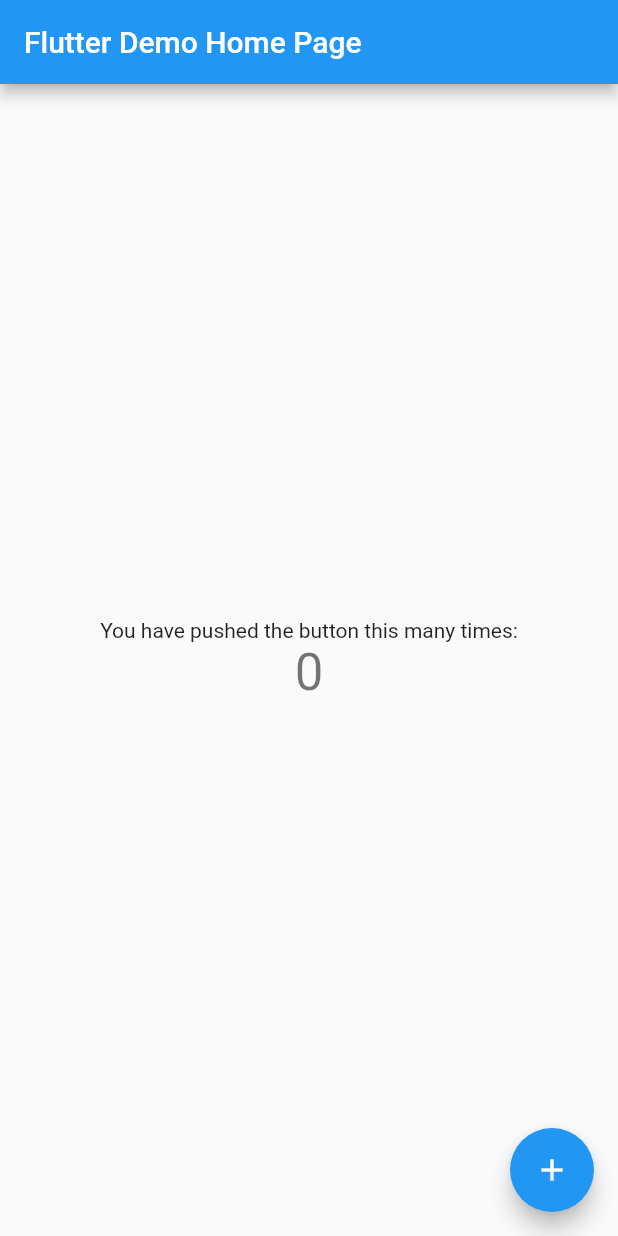
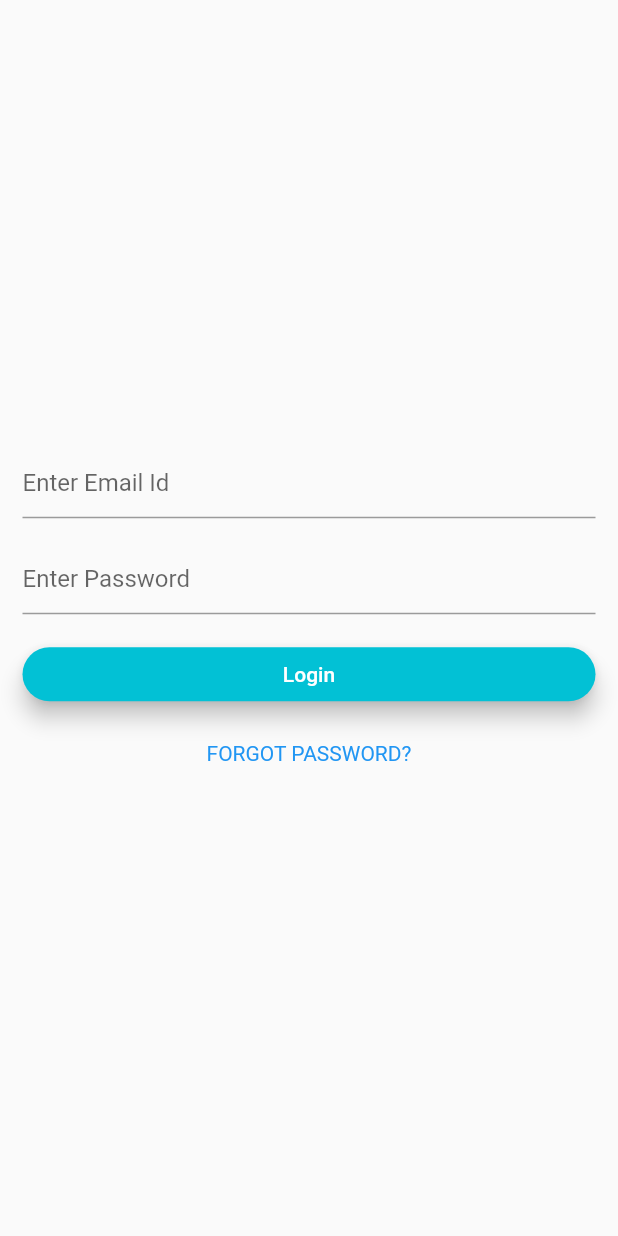
Before and after one commit to ayushAB/todo_app, a Flutter app: the screen it shows after launch, on a phone screen of 412 x 824 dp. Run offline on Flutter 3.47's test engine with Material 2 defaults, Android fonts, the phone set to English and light mode, and no system bars; our stand-ins replace bloc, flutter_bloc, flutter_dotenv, hydrated_bloc.

Commit message:
folder structure and login page

```diff
--- /dev/null
+++ b/lib/bloc/auth_cubit/auth_cubit.dart
@@ -0,0 +1,64 @@
+import 'dart:convert';
+
+import 'package:bloc/bloc.dart';
+import 'package:hydrated_bloc/hydrated_bloc.dart';
+import 'package:meta/meta.dart';
+import 'package:todo_app/data/models/login_response.dart';
+import 'package:todo_app/data/repository/auth_repository.dart';
+
+part 'auth_state.dart';
+
+class AuthCubit extends Cubit<AuthState> with HydratedMixin {
+  final AuthRepository authRepository;
+  AuthCubit(
+    this.authRepository,
+  ) : super(LoginInit());
+
+  void login(String username, String password) {
+    if (username.isEmpty || password.isEmpty) {
+      emit(LoginError());
+      return;
+    }
+    emit(LogingIn());
+    authRepository.login(username, password).then((value) => {
+          if (value != null)
+            {emit(LoggedIn(isLoggedIn: true, loginResponse: value))}
+          else
+            {emit(LoginError())}
+        });
+  }
+
+  void logout() {
+    emit(LoggedOut(
+        isLoggedIn: false,
+        loginResponse: LoginResponse(
+            accessToken: '', expiresIn: 0, refreshToken: '', tokenType: '')));
+  }
+
+  void resetPassword(String email) {
+    if (email.isEmpty) {
+      emit(ResetPasswordError());
+      return;
+    }
+    authRepository.resetPassword(email).then((value) => {
+          if (value != null)
+            {emit(PasswordResetDone())}
+          else
+            {emit(ResetPasswordError())}
+        });
+  }
+
+  @override
+  AuthState? fromJson(Map<String, dynamic> json) {
+    return LoggedIn.fromMap(json);
+  }
+
+  @override
+  Map<String, dynamic>? toJson(AuthState state) {
+    if (state is LoggedIn) {
+      return state.toMap();
+    }
+
+    return null;
+  }
+}
--- /dev/null
+++ b/lib/bloc/auth_cubit/auth_state.dart
@@ -0,0 +1,77 @@
+part of 'auth_cubit.dart';
+
+@immutable
+abstract class AuthState {}
+
+class LoginInit extends AuthState {}
+
+class LogingIn extends AuthState {}
+
+class AlreadyLoggedIn extends AuthState {}
+
+class LoggedIn extends AuthState {
+  final LoginResponse loginResponse;
+  final bool isLoggedIn;
+  LoggedIn({
+    required this.isLoggedIn,
+    required this.loginResponse,
+  });
+
+  factory LoggedIn.fromMap(Map<String, dynamic> map) {
+    return LoggedIn(
+      isLoggedIn: map['is_logged_in'],
+      loginResponse: LoginResponse.fromJson(map),
+    );
+  }
+
+  Map<String, dynamic> toMap() {
+    return {
+      'is_logged_in': isLoggedIn,
+      'token_type': loginResponse.tokenType,
+      'expires_in': loginResponse.expiresIn,
+      'access_token': loginResponse.accessToken,
+      'refresh_token': loginResponse.refreshToken,
+    };
+  }
+
+  String toJson() => json.encode(toMap());
+
+  factory LoggedIn.fromJson(String source) =>
+      LoggedIn.fromMap(json.decode(source));
+}
+
+class LoginError extends AuthState {}
+
+class ResetPasswordInit extends AuthState {}
+
+class PasswordResetDone extends AuthState {}
+
+class ResetPasswordError extends AuthState {}
+
+class LoggedOut extends AuthState {
+  final LoginResponse loginResponse;
+  final bool isLoggedIn;
+
+  LoggedOut({required this.loginResponse, required this.isLoggedIn});
+  factory LoggedOut.fromMap(Map<String, dynamic> map) {
+    return LoggedOut(
+      isLoggedIn: map['is_logged_in'],
+      loginResponse: LoginResponse.fromJson(map),
+    );
+  }
+
+  Map<String, dynamic> toMap() {
+    return {
+      'is_logged_in': isLoggedIn,
+      'token_type': loginResponse.tokenType,
+      'expires_in': loginResponse.expiresIn,
+      'access_token': loginResponse.accessToken,
+      'refresh_token': loginResponse.refreshToken,
+    };
+  }
+
+  String toJson() => json.encode(toMap());
+
+  factory LoggedOut.fromJson(String source) =>
+      LoggedOut.fromMap(json.decode(source));
+}
--- /dev/null
+++ b/lib/constants/styles.dart
@@ -0,0 +1,16 @@
+import 'package:flutter/material.dart';
+
+import '../config.dart';
+
+class AppStyle {
+  static ButtonStyle AppButtonStyle() {
+    return ButtonStyle(
+        elevation: MaterialStateProperty.all<double>(6.0),
+        backgroundColor:
+            MaterialStateProperty.all<Color>(AppColors().mainColor(1.0)),
+        shape: MaterialStateProperty.all<RoundedRectangleBorder>(
+            RoundedRectangleBorder(
+          borderRadius: BorderRadius.circular(18.0),
+        )));
+  }
+}
--- /dev/null
+++ b/lib/data/models/login_response.dart
@@ -0,0 +1,31 @@
+import 'dart:convert';
+
+class LoginResponse {
+  late String tokenType;
+  late String accessToken;
+  late int expiresIn;
+  late String refreshToken;
+  LoginResponse({
+    required this.tokenType,
+    required this.accessToken,
+    required this.refreshToken,
+    required this.expiresIn,
+  });
+  Map<String, dynamic> toMap() {
+    return {
+      'token_type': tokenType,
+      'expires_in': expiresIn,
+      'access_token': accessToken,
+      'refresh_token': refreshToken,
+    };
+  }
+
+  LoginResponse.fromJson(Map<String, dynamic> json) {
+    tokenType = json['token_type'];
+    expiresIn = json['expires_in'];
+    accessToken = json['access_token'];
+    refreshToken = json['refresh_token'];
+  }
+
+  String toJson() => json.encode(toMap());
+}
--- /dev/null
+++ b/lib/data/network/auth_service.dart
@@ -0,0 +1,48 @@
+import 'dart:convert';
+import 'dart:io';
+import 'package:flutter_dotenv/flutter_dotenv.dart';
+import 'package:http/http.dart';
+import 'package:todo_app/data/models/login_response.dart';
+
+//Will Handle
+class LoginService {
+  late String? baseUrl;
+  late String? clientSecret;
+  late String? grantType;
+  late String? clientId;
+
+  //initalizing
+  LoginService() {
+    baseUrl = dotenv.env['API_URL'];
+    clientSecret = dotenv.env['CLIENT_SECRET'];
+    grantType = dotenv.env['GRANT_TYPE'];
+    clientId = dotenv.env['CLIENT_ID'];
+  }
+  Future<LoginResponse?> login(String username, String password) async {
+    try {
+      final response = await post(Uri.parse(baseUrl! + 'oauth/token'), body: {
+        "grant_type": grantType,
+        "client_id": clientId,
+        "client_secret": clientSecret,
+        "username": username,
+        "password": password
+      });
+      return LoginResponse.fromJson(jsonDecode(response.body));
+    } catch (e) {
+      print(e);
+      return null;
+    }
+  }
+
+  Future<dynamic> resetPassword(String email) async {
+    try {
+      final response = await post(Uri.parse(baseUrl! + 'api/password/email'),
+          body: {"email": email});
+      print(response.body);
+      return jsonDecode(response.body);
+    } catch (e) {
+      print(e);
+      return null;
+    }
+  }
+}
--- /dev/null
+++ b/lib/data/repository/auth_repository.dart
@@ -0,0 +1,16 @@
+import 'package:todo_app/data/models/login_response.dart';
+import 'package:todo_app/data/network/auth_service.dart';
+
+class AuthRepository {
+  final LoginService loginService;
+  AuthRepository({
+    required this.loginService,
+  });
+  Future<LoginResponse?> login(String username, String password) async {
+    return await loginService.login(username, password);
+  }
+
+  Future<dynamic> resetPassword(String email) async {
+    return await loginService.resetPassword(email);
+  }
+}
--- a/lib/main.dart
+++ b/lib/main.dart
@@ -1,113 +1,27 @@
 import 'package:flutter/material.dart';
+import 'package:flutter_dotenv/flutter_dotenv.dart';
+import 'package:hydrated_bloc/hydrated_bloc.dart';
+import 'package:path_provider/path_provider.dart';
+import 'package:todo_app/presentation/router.dart';
 
-void main() {
-  runApp(MyApp());
+Future<void> main() async {
+  WidgetsFlutterBinding.ensureInitialized();
+  await dotenv.load(fileName: ".env");
+  HydratedBloc.storage = await HydratedStorage.build(
+    storageDirectory: await getTemporaryDirectory(),
+  );
+  runApp(MyApp(router: AppRouter()));
 }
 
 class MyApp extends StatelessWidget {
-  // This widget is the root of your application.
+  final AppRouter router;
+  const MyApp({Key? key, required this.router}) : super(key: key);
+
   @override
   Widget build(BuildContext context) {
     return MaterialApp(
-      title: 'Flutter Demo',
-      theme: ThemeData(
-        // This is the theme of your application.
-        //
-        // Try running your application with "flutter run". You'll see the
-        // application has a blue toolbar. Then, without quitting the app, try
-        // changing the primarySwatch below to Colors.green and then invoke
-        // "hot reload" (press "r" in the console where you ran "flutter run",
-        // or simply save your changes to "hot reload" in a Flutter IDE).
-        // Notice that the counter didn't reset back to zero; the application
-        // is not restarted.
-        primarySwatch: Colors.blue,
-      ),
-      home: MyHomePage(title: 'Flutter Demo Home Page'),
+      onGenerateRoute: router.generateRoute,
+      debugShowCheckedModeBanner: false,
     );
   }
 }
-
-class MyHomePage extends StatefulWidget {
-  MyHomePage({Key? key, required this.title}) : super(key: key);
-
-  // This widget is the home page of your application. It is stateful, meaning
-  // that it has a State object (defined below) that contains fields that affect
-  // how it looks.
-
-  // This class is the configuration for the state. It holds the values (in this
-  // case the title) provided by the parent (in this case the App widget) and
-  // used by the build method of the State. Fields in a Widget subclass are
-  // always marked "final".
-
-  final String title;
-
-  @override
-  _MyHomePageState createState() => _MyHomePageState();
-}
-
-class _MyHomePageState extends State<MyHomePage> {
-  int _counter = 0;
-
-  void _incrementCounter() {
-    setState(() {
-      // This call to setState tells the Flutter framework that something has
-      // changed in this State, which causes it to rerun the build method below
-      // so that the display can reflect the updated values. If we changed
-      // _counter without calling setState(), then the build method would not be
-      // called again, and so nothing would appear to happen.
-      _counter++;
-    });
-  }
-
-  @override
-  Widget build(BuildContext context) {
-    // This method is rerun every time setState is called, for instance as done
-    // by the _incrementCounter method above.
-    //
-    // The Flutter framework has been optimized to make rerunning build methods
-    // fast, so that you can just rebuild anything that needs updating rather
-    // than having to individually change instances of widgets.
-    return Scaffold(
-      appBar: AppBar(
-        // Here we take the value from the MyHomePage object that was created by
-        // the App.build method, and use it to set our appbar title.
-        title: Text(widget.title),
-      ),
-      body: Center(
-        // Center is a layout widget. It takes a single child and positions it
-        // in the middle of the parent.
-        child: Column(
-          // Column is also a layout widget. It takes a list of children and
-          // arranges them vertically. By default, it sizes itself to fit its
-          // children horizontally, and tries to be as tall as its parent.
-          //
-          // Invoke "debug painting" (press "p" in the console, choose the
-          // "Toggle Debug Paint" action from the Flutter Inspector in Android
-          // Studio, or the "Toggle Debug Paint" command in Visual Studio Code)
-          // to see the wireframe for each widget.
-          //
-          // Column has various properties to control how it sizes itself and
-          // how it positions its children. Here we use mainAxisAlignment to
-          // center the children vertically; the main axis here is the vertical
-          // axis because Columns are vertical (the cross axis would be
-          // horizontal).
-          mainAxisAlignment: MainAxisAlignment.center,
-          children: <Widget>[
-            Text(
-              'You have pushed the button this many times:',
-            ),
-            Text(
-              '$_counter',
-              style: Theme.of(context).textTheme.headline4,
-            ),
-          ],
-        ),
-      ),
-      floatingActionButton: FloatingActionButton(
-        onPressed: _incrementCounter,
-        tooltip: 'Increment',
-        child: Icon(Icons.add),
-      ), // This trailing comma makes auto-formatting nicer for build methods.
-    );
-  }
-}
--- /dev/null
+++ b/lib/presentation/common/AppButton.dart
@@ -0,0 +1,23 @@
+import 'package:flutter/material.dart';
+import 'package:todo_app/constants/styles.dart';
+
+class AppButton extends StatelessWidget {
+  final String buttonText;
+  final Function onPressed;
+
+  const AppButton({
+    Key? key,
+    required this.buttonText,
+    required this.onPressed,
+  }) : super(key: key);
+  @override
+  Widget build(BuildContext context) {
+    return ElevatedButton(
+      onPressed: () {
+        onPressed();
+      },
+      style: AppStyle.AppButtonStyle(),
+      child: Text(buttonText),
+    );
+  }
+}
--- /dev/null
+++ b/lib/presentation/router.dart
@@ -0,0 +1,37 @@
+import 'package:flutter/cupertino.dart';
+import 'package:flutter/material.dart';
+import 'package:flutter_bloc/flutter_bloc.dart';
+import 'package:todo_app/bloc/auth_cubit/auth_cubit.dart';
+import 'package:todo_app/data/network/auth_service.dart';
+import 'package:todo_app/data/repository/auth_repository.dart';
+import 'package:todo_app/presentation/screens/authentication/Login.dart';
+
+class AppRouter {
+  late AuthRepository authRepository;
+  late AuthCubit authCubit;
+
+  AppRouter() {
+    authRepository = AuthRepository(loginService: LoginService());
+    authCubit = AuthCubit(authRepository);
+  }
+
+  Route? generateRoute(RouteSettings settings) {
+    switch (settings.name) {
+      case "/":
+        return MaterialPageRoute(
+            builder: (_) => BlocProvider.value(
+                  value: authCubit,
+                  child: Login(),
+                ));
+      case "/home":
+        return MaterialPageRoute(
+            builder: (_) => MultiBlocProvider(providers: [
+                  BlocProvider<AuthCubit>(
+                    create: (BuildContext context) => authCubit,
+                  ),
+                ], child: Login()));
+      default:
+        return null;
+    }
+  }
+}
--- /dev/null
+++ b/lib/presentation/screens/authentication/Login.dart
@@ -0,0 +1,130 @@
+import 'package:flutter/material.dart';
+import 'package:flutter_bloc/flutter_bloc.dart';
+import 'package:todo_app/bloc/auth_cubit/auth_cubit.dart';
+import 'package:todo_app/presentation/common/AppButton.dart';
+
+class Login extends StatefulWidget {
+  Login({Key? key}) : super(key: key);
+
+  @override
+  _LoginState createState() => _LoginState();
+}
+
+class _LoginState extends State<Login> {
+  final GlobalKey<FormState> _formKey = GlobalKey<FormState>();
+  late String username;
+  late String password;
+  @override
+  void initState() {
+    super.initState();
+  }
+
+  @override
+  Widget build(BuildContext context) {
+    return Scaffold(
+        body: BlocListener<AuthCubit, AuthState>(
+      listener: (context, state) {
+        if (state is LoginError) {
+          ScaffoldMessenger.of(context).showSnackBar(SnackBar(
+            content: Text('Wrong Credentials'),
+            backgroundColor: Colors.red,
+          ));
+        }
+
+        if (state is LoggedIn) {
+          ScaffoldMessenger.of(context).showSnackBar(SnackBar(
+            content: Text('Logged In'),
+            backgroundColor: Colors.green,
+          ));
+          Navigator.pop(context);
+          Navigator.pushNamed(context, '/home');
+        }
+      },
+      child: Form(
+        key: _formKey,
+        child: Column(
+          mainAxisAlignment: MainAxisAlignment.center,
+          crossAxisAlignment: CrossAxisAlignment.center,
+          children: <Widget>[
+            Padding(
+              padding:
+                  const EdgeInsets.only(left: 15, right: 15, top: 0, bottom: 8),
+              child: TextFormField(
+                decoration: const InputDecoration(
+                  hintText: 'Enter Email Id',
+                ),
+                validator: (String? value) {
+                  if (value == null || value.isEmpty) {
+                    return 'Please enter some text';
+                  }
+                  return null;
+                },
+                onChanged: (value) {
+                  this.username = value;
+                },
+              ),
+            ),
+            Padding(
+              padding:
+                  const EdgeInsets.symmetric(vertical: 8, horizontal: 15.0),
+              child: TextFormField(
+                obscureText: true,
+                decoration: const InputDecoration(
+                  hintText: 'Enter Password',
+                ),
+                validator: (String? value) {
+                  if (value == null || value.isEmpty) {
+                    return 'Please enter your password';
+                  }
+                  return null;
+                },
+                onChanged: (value) {
+                  this.password = value;
+                },
+              ),
+            ),
+            Padding(
+              padding: const EdgeInsets.only(
+                left: 15.0,
+                right: 15.0,
+                top: 8.0,
+                bottom: 5.0,
+              ),
+              child: Row(
+                children: [
+                  Expanded(
+                      flex: 1,
+                      child: AppButton(
+                          buttonText: "Login",
+                          onPressed: () {
+                            // Validate will return true if the form is valid, or false if
+                            // the form is invalid.
+                            if (_formKey.currentState!.validate()) {
+                              BlocProvider.of<AuthCubit>(context)
+                                  .login(this.username, this.password);
+                            }
+                          })),
+                ],
+              ),
+            ),
+            TextButton(
+              style: TextButton.styleFrom(
+                textStyle: const TextStyle(fontSize: 14),
+              ),
+              onPressed: () => {Navigator.pushNamed(context, '/resetpassword')},
+              child: const Text('FORGOT PASSWORD?'),
+            ),
+            BlocBuilder<AuthCubit, AuthState>(
+              builder: (context, state) {
+                if (state is LogingIn)
+                  return CircularProgressIndicator();
+                else
+                  return Container();
+              },
+            )
+          ],
+        ),
+      ),
+    ));
+  }
+}
```
Also changed, not shown: lib/config.dart (added, +77 -0 lines), lib/constants/colors.dart (added, +7 -0 lines), lib/presentation/screens/home.dart (added, +19 -0 lines), pubspec.yaml (+7 -2 lines), pubspec.lock, 2 other files.
